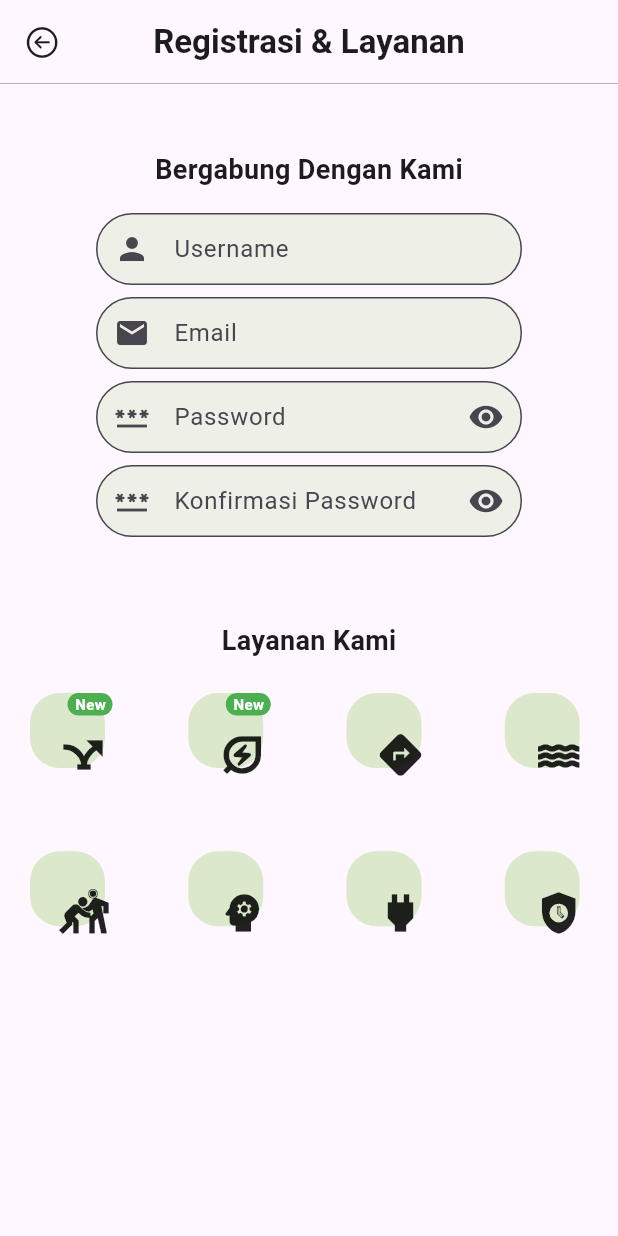
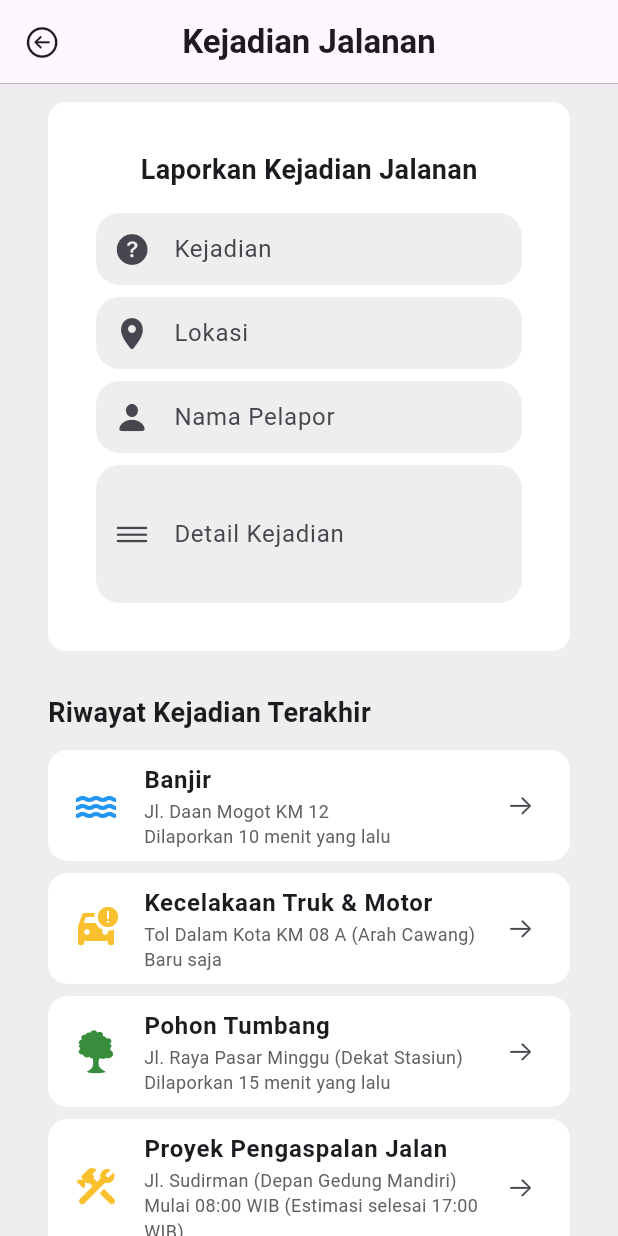
Before and after one commit to viqarrr/Tugas_Flutter_PPKDB3_2026, a Flutter app: the screen it shows after launch, on a phone screen of 412 x 824 dp. Run offline on Flutter 3.47's test engine with Material 3 defaults, Android fonts, the phone set to English and light mode, and no system bars; Roboto replaces fonts that are missing (SF Pro).

Commit message:
add: Tugas Day 8(Tugas 3 Flutter & Tugas 4 Flutter)

```diff
--- a/lib/main.dart
+++ b/lib/main.dart
@@ -1,5 +1,5 @@
 import 'package:flutter/material.dart';
-import 'package:flutter_masibelajar/tugas/tugas_day_8.dart';
+import 'package:flutter_masibelajar/tugas/tugas_day_8_part_2.dart';
 
 void main() {
   runApp(const MyApp());
@@ -32,7 +32,7 @@ class MyApp extends StatelessWidget {
         colorScheme: .fromSeed(seedColor: Colors.deepPurple),
         fontFamily: 'SF Pro',
       ),
-      home: TugasDay8(),
+      home: TugasDay8Part2(),
       // home: StackDay8(),
     );
   }
--- a/lib/tugas/tugas_day_8.dart
+++ b/lib/tugas/tugas_day_8.dart
@@ -7,6 +7,7 @@ class TugasDay8 extends StatelessWidget {
   @override
   Widget build(BuildContext context) {
     return Scaffold(
+      backgroundColor: Colors.grey[200],
       appBar: AppBar(
         title: Text(
           "Registrasi & Layanan",
@@ -23,6 +24,10 @@ class TugasDay8 extends StatelessWidget {
             Container(
               padding: EdgeInsets.all(32),
               margin: EdgeInsets.symmetric(vertical: 12, horizontal: 32),
+              decoration: BoxDecoration(
+                color: Colors.white,
+                borderRadius: BorderRadius.circular(16),
+              ),
               child: Column(
                 spacing: 16,
                 children: [
@@ -37,6 +42,7 @@ class TugasDay8 extends StatelessWidget {
                         decoration: InputDecoration(
                           border: OutlineInputBorder(
                             borderRadius: BorderRadius.circular(30),
+                            borderSide: BorderSide.none,
                           ),
                           fillColor: Color(0x258FC858),
                           filled: true,
@@ -53,6 +59,7 @@ class TugasDay8 extends StatelessWidget {
                         decoration: InputDecoration(
                           border: OutlineInputBorder(
                             borderRadius: BorderRadius.circular(30),
+                            borderSide: BorderSide.none,
                           ),
                           fillColor: Color(0x258FC858),
                           filled: true,
@@ -70,6 +77,7 @@ class TugasDay8 extends StatelessWidget {
                         decoration: InputDecoration(
                           border: OutlineInputBorder(
                             borderRadius: BorderRadius.circular(30),
+                            borderSide: BorderSide.none,
                           ),
                           fillColor: Color(0x258FC858),
                           filled: true,
@@ -88,6 +96,7 @@ class TugasDay8 extends StatelessWidget {
                         decoration: InputDecoration(
                           border: OutlineInputBorder(
                             borderRadius: BorderRadius.circular(30),
+                            borderSide: BorderSide.none,
                           ),
                           fillColor: Color(0x258FC858),
                           filled: true,
--- /dev/null
+++ b/lib/tugas/tugas_day_8_part_2.dart
@@ -0,0 +1,256 @@
+import 'package:flutter/cupertino.dart';
+import 'package:flutter/material.dart';
+
+class TugasDay8Part2 extends StatelessWidget {
+  const TugasDay8Part2({super.key});
+
+  @override
+  Widget build(BuildContext context) {
+    return Scaffold(
+      backgroundColor: Colors.grey[200],
+      appBar: AppBar(
+        title: Text(
+          "Kejadian Jalanan",
+          style: TextStyle(fontWeight: FontWeight.bold),
+        ),
+        centerTitle: true,
+        leading: Icon(CupertinoIcons.arrow_left_circle),
+        shape: Border(bottom: BorderSide(color: Colors.grey, width: 0.5)),
+      ),
+      body: ListView(
+        children: [
+          Container(
+            padding: EdgeInsets.all(32),
+            margin: EdgeInsets.symmetric(vertical: 12, horizontal: 32),
+            decoration: BoxDecoration(
+              color: Colors.white,
+              borderRadius: BorderRadius.circular(12),
+            ),
+            child: Column(
+              spacing: 16,
+              children: [
+                Text(
+                  "Laporkan Kejadian Jalanan",
+                  style: TextStyle(fontSize: 18, fontWeight: FontWeight.bold),
+                ),
+                Column(
+                  spacing: 8,
+                  children: [
+                    TextField(
+                      decoration: InputDecoration(
+                        border: OutlineInputBorder(
+                          borderRadius: BorderRadius.circular(16),
+                          borderSide: BorderSide.none,
+                        ),
+                        fillColor: Colors.grey[200],
+                        filled: true,
+                        prefixIcon: Icon(CupertinoIcons.question_circle_fill),
+                        hintText: "Masukkan Kejadian",
+                        label: Text("Kejadian"),
+                        contentPadding: EdgeInsets.symmetric(
+                          vertical: 10,
+                          horizontal: 18,
+                        ),
+                      ),
+                    ),
+                    TextField(
+                      decoration: InputDecoration(
+                        border: OutlineInputBorder(
+                          borderRadius: BorderRadius.circular(16),
+                          borderSide: BorderSide.none,
+                        ),
+                        fillColor: Colors.grey[200],
+                        filled: true,
+                        prefixIcon: Icon(CupertinoIcons.location_solid),
+                        hintText: "Masukkan Lokasi",
+                        label: Text("Lokasi"),
+                        contentPadding: EdgeInsets.symmetric(
+                          vertical: 10,
+                          horizontal: 18,
+                        ),
+                      ),
+                    ),
+                    TextField(
+                      obscureText: true,
+                      decoration: InputDecoration(
+                        border: OutlineInputBorder(
+                          borderRadius: BorderRadius.circular(16),
+                          borderSide: BorderSide.none,
+                        ),
+                        fillColor: Colors.grey[200],
+                        filled: true,
+                        prefixIcon: Icon(CupertinoIcons.person_fill),
+                        hintText: "Masukkan Nama Pelapor",
+                        label: Text("Nama Pelapor"),
+                        contentPadding: EdgeInsets.symmetric(
+                          vertical: 10,
+                          horizontal: 18,
+                        ),
+                      ),
+                    ),
+                    TextField(
+                      keyboardType: TextInputType.multiline,
+                      textAlignVertical: TextAlignVertical.top,
+                      maxLines: 3,
+                      decoration: InputDecoration(
+                        border: OutlineInputBorder(
+                          borderRadius: BorderRadius.circular(16),
+                          borderSide: BorderSide.none,
+                        ),
+                        fillColor: Colors.grey[200],
+                        filled: true,
+                        prefixIcon: Icon(CupertinoIcons.line_horizontal_3),
+                        hintText: "Masukkan Detail Kejadian",
+                        label: Text("Detail Kejadian"),
+                        contentPadding: EdgeInsets.symmetric(
+                          vertical: 10,
+                          horizontal: 18,
+                        ),
+                      ),
+                    ),
+                  ],
+                ),
+              ],
+            ),
+          ),
+          ListView(
+            shrinkWrap: true,
+            padding: EdgeInsets.symmetric(vertical: 16, horizontal: 32),
+            children: [
+              Text(
+                "Riwayat Kejadian Terakhir",
+                style: TextStyle(fontSize: 18, fontWeight: FontWeight.bold),
+              ),
+              SizedBox(height: 12),
+              ListTile(
+                tileColor: Colors.white,
+                shape: RoundedRectangleBorder(
+                  borderRadius: BorderRadiusGeometry.circular(13),
+                ),
+                leading: Icon(Icons.water, size: 32, color: Colors.blue),
+                title: Text(
+                  'Banjir',
+                  style: TextStyle(
+                    fontSize: 16,
+                    fontWeight: FontWeight.bold,
+                    // color: Colors.grey[700],
+                  ),
+                ),
+                subtitle: Text(
+                  'Jl. Daan Mogot KM 12\n'
+                  'Dilaporkan 10 menit yang lalu',
+                  style: TextStyle(color: Colors.grey[700], fontSize: 12),
+                ),
+                trailing: Icon(CupertinoIcons.arrow_right, size: 18),
+              ),
+              SizedBox(height: 8),
+              ListTile(
+                tileColor: Colors.white,
+                shape: RoundedRectangleBorder(
+                  borderRadius: BorderRadiusGeometry.circular(13),
+                ),
+                leading: Icon(
+                  Icons.car_crash,
+                  size: 32,
+                  color: Colors.yellow[700],
+                ),
+                title: Text(
+                  'Kecelakaan Truk & Motor',
+                  style: TextStyle(
+                    fontSize: 16,
+                    fontWeight: FontWeight.bold,
+                    // color: Colors.grey[700],
+                  ),
+                ),
+                subtitle: Text(
+                  'Tol Dalam Kota KM 08 A (Arah Cawang)\n'
+                  'Baru saja',
+                  style: TextStyle(color: Colors.grey[700], fontSize: 12),
+                ),
+                trailing: Icon(CupertinoIcons.arrow_right, size: 18),
+              ),
+              SizedBox(height: 8),
+              ListTile(
+                tileColor: Colors.white,
+                shape: RoundedRectangleBorder(
+                  borderRadius: BorderRadiusGeometry.circular(13),
+                ),
+                leading: Icon(
+                  CupertinoIcons.tree,
+                  size: 32,
+                  color: Colors.green[700],
+                ),
+                title: Text(
+                  'Pohon Tumbang',
+                  style: TextStyle(
+                    fontSize: 16,
+                    fontWeight: FontWeight.bold,
+                    // color: Colors.grey[700],
+                  ),
+                ),
+                subtitle: Text(
+                  'Jl. Raya Pasar Minggu (Dekat Stasiun)\n'
+                  'Dilaporkan 15 menit yang lalu',
+                  style: TextStyle(color: Colors.grey[700], fontSize: 12),
+                ),
+                trailing: Icon(CupertinoIcons.arrow_right, size: 18),
+              ),
+              SizedBox(height: 8),
+              ListTile(
+                tileColor: Colors.white,
+                shape: RoundedRectangleBorder(
+                  borderRadius: BorderRadiusGeometry.circular(13),
+                ),
+                leading: Icon(
+                  Icons.construction_rounded,
+                  size: 32,
+                  color: Colors.yellow[700],
+                ),
+                title: Text(
+                  'Proyek Pengaspalan Jalan',
+                  style: TextStyle(
+                    fontSize: 16,
+                    fontWeight: FontWeight.bold,
+                    // color: Colors.grey[700],
+                  ),
+                ),
+                subtitle: Text(
+                  'Jl. Sudirman (Depan Gedung Mandiri)\n'
+                  'Mulai 08:00 WIB (Estimasi selesai 17:00 WIB)',
+                  style: TextStyle(color: Colors.grey[700], fontSize: 12),
+                ),
+                trailing: Icon(CupertinoIcons.arrow_right, size: 18),
+              ),
+              SizedBox(height: 8),
+              ListTile(
+                tileColor: Colors.white,
+                shape: RoundedRectangleBorder(
+                  borderRadius: BorderRadiusGeometry.circular(13),
+                ),
+                leading: Icon(
+                  Icons.traffic_rounded,
+                  size: 32,
+                  color: Colors.red,
+                ),
+                title: Text(
+                  'Traffic Light Mati Total',
+                  style: TextStyle(
+                    fontSize: 16,
+                    fontWeight: FontWeight.bold,
+                    // color: Colors.grey[700],
+                  ),
+                ),
+                subtitle: Text(
+                  'Persimpangan Tomang Raya\n'
+                  'Dilaporkan 40 menit yang lalu',
+                  style: TextStyle(color: Colors.grey[700], fontSize: 12),
+                ),
+                trailing: Icon(CupertinoIcons.arrow_right, size: 18),
+              ),
+            ],
+          ),
+        ],
+      ),
+    );
+  }
+}
```
